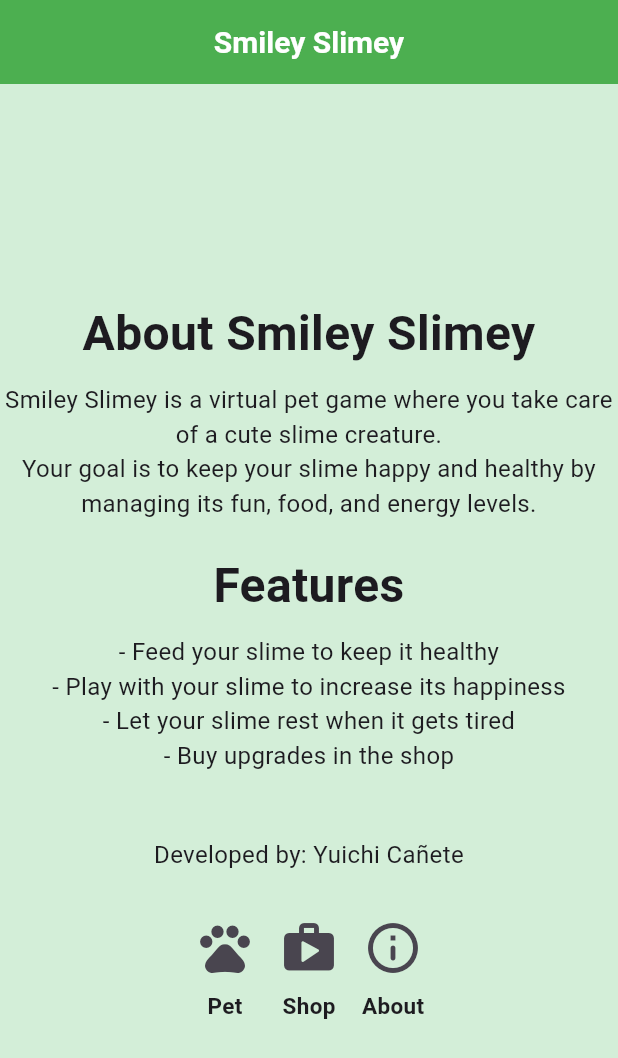
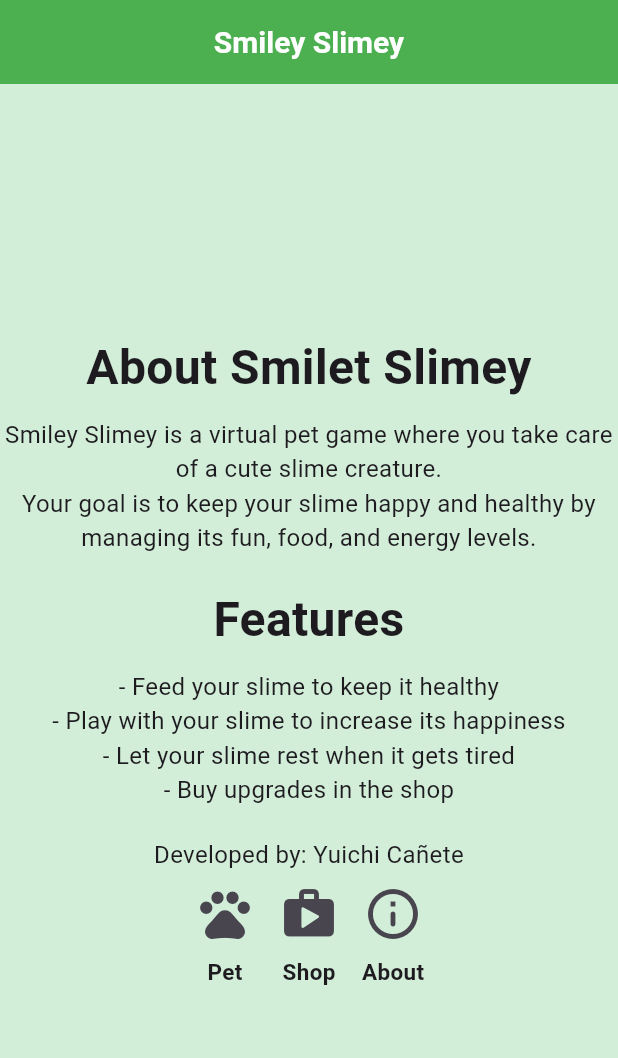
Before and after one commit to YuichiCanete/Flutter_Proj_Exam, a Flutter app: the screen it shows after launch, after a tap on "Play", after a tap on "Rest", after a tap on the "info outline" icon, on a phone screen of 412 x 824 dp. Shown: the top 1058 px of the screen. Run offline on Flutter 3.47's test engine with Material 3 defaults, Android fonts, the phone set to English and light mode, and no system bars; our stand-ins replace flutter_hooks.

Commit message:
Add: TextBuilder on about screen, PetData updated, Improved Nav

```diff
--- a/lib/main.dart
+++ b/lib/main.dart
@@ -81,58 +81,51 @@ class CenterWidget extends StatelessWidget {
 class NavBar extends StatelessWidget {
   const NavBar({super.key});
 
+  Widget nav({
+    required BuildContext context,
+    required String route,
+    required IconData icon,
+    required String text,
+  }) {
+    return Column(
+      children: [
+        IconButton(
+          onPressed: () => Navigator.pushNamed(context, route),
+          icon: Icon(icon),
+          iconSize: 40,
+        ),
+        Text(
+          text,
+          style: const TextStyle(fontSize: 15, fontWeight: FontWeight.bold),
+        ),
+      ],
+    );
+  }
+
   @override
   Widget build(BuildContext context) {
     return Row(
       mainAxisAlignment: MainAxisAlignment.center,
       children: [
-        Column(
-          children: [
-            IconButton(
-              onPressed: navigate(context: context, route: '/game-screen'),
-              icon: const Icon(Icons.pets_rounded),
-              iconSize: 40,
-            ),
-            const Text(
-              'Pet',
-              style: TextStyle(fontSize: 15, fontWeight: FontWeight.bold),
-            ),
-          ],
+        nav(
+          context: context,
+          route: '/game-screen',
+          icon: Icons.pets_rounded,
+          text: 'Pet',
         ),
-        Column(
-          children: [
-            IconButton(
-              onPressed: navigate(context: context, route: '/shop-screen'),
-              icon: const Icon(Icons.shop_rounded),
-              iconSize: 40,
-            ),
-            const Text(
-              'Shop',
-              style: TextStyle(fontSize: 15, fontWeight: FontWeight.bold),
-            ),
-          ],
+        nav(
+          context: context,
+          route: '/shop-screen',
+          icon: Icons.shop_rounded,
+          text: 'Shop',
         ),
-        Column(
-          children: [
-            IconButton(
-              onPressed: navigate(context: context, route: '/about-screen'),
-              icon: const Icon(Icons.info_outline_rounded),
-              iconSize: 40,
-            ),
-            const Text(
-              'About',
-              style: TextStyle(fontSize: 15, fontWeight: FontWeight.bold),
-            ),
-          ],
+        nav(
+          context: context,
+          route: '/about-screen',
+          icon: Icons.info_outline_rounded,
+          text: 'About',
         ),
       ],
     );
   }
 }
-
-void Function() navigate(
-    {required BuildContext context, required String route}) {
-  return () {
-    Navigator.pushNamed(context, route);
-  };
-}
--- a/lib/pages/about_screen.dart
+++ b/lib/pages/about_screen.dart
@@ -3,47 +3,52 @@ import 'package:flutter/material.dart';
 const smallText = TextStyle(
   fontSize: 16,
 );
-const titleText = TextStyle(fontSize: 32, fontWeight: FontWeight.bold);
+const titleText = TextStyle(
+  fontSize: 32,
+  fontWeight: FontWeight.bold,
+);
 
 class AboutScreen extends StatelessWidget {
   const AboutScreen({super.key});
-
   @override
   Widget build(BuildContext context) {
-    return const Column(children: [
-      Text(
-        'About Smiley Slimey',
-        style: titleText,
-        textAlign: TextAlign.center,
-      ),
-      SizedBox(height: 10),
-      Text(
-        'Smiley Slimey is a virtual pet game where you take care of a cute slime creature. \n'
-        'Your goal is to keep your slime happy and healthy by managing its fun, food, and energy levels.',
-        style: smallText,
-        textAlign: TextAlign.center,
-      ),
-      SizedBox(height: 20),
-      Text(
-        'Features',
-        style: titleText,
-        textAlign: TextAlign.center,
-      ),
-      SizedBox(height: 10,),
-      Text(
-        '- Feed your slime to keep it healthy\n'
-        '- Play with your slime to increase its happiness\n'
-        '- Let your slime rest when it gets tired\n'
-        '- Buy upgrades in the shop\n',
-        style: smallText,
-        textAlign: TextAlign.center,
-      ),
-      SizedBox(height: 20,),
-      Text(
-        'Developed by: Yuichi Cañete\n',
-        style: smallText,
-        textAlign: TextAlign.center,
-      ),
-    ]);
+    TextBuilder aboutDetails = TextBuilder()
+      ..addText(text: 'About Smilet Slimey', textStyle: titleText,)
+      ..addSpace(10)
+      ..addText(text: 'Smiley Slimey is a virtual pet game where you take care of a cute slime creature.')
+      ..addText(text: 'Your goal is to keep your slime happy and healthy by managing its fun, food, and energy levels.')
+      ..addSpace(20)
+      ..addText(text: 'Features', textStyle: titleText)
+      ..addSpace(10)
+      ..addText(text: '- Feed your slime to keep it healthy')
+      ..addText(text: '- Play with your slime to increase its happiness')
+      ..addText(text: '- Let your slime rest when it gets tired')
+      ..addText(text: '- Buy upgrades in the shop')
+      ..addSpace(20)
+      ..addText(text: 'Developed by: Yuichi Cañete')
+    ;
+    return Column(children: aboutDetails.build());
   }
 }
+
+class TextBuilder {
+  final List<Widget> widgets = [];
+
+  void addText({required String text, TextStyle textStyle = smallText}) {
+    widgets.add(Text(
+      text,
+      style: textStyle,
+      textAlign: TextAlign.center,
+    ));
+  }
+
+  void addSpace([double space = 20]) {
+    widgets.add(SizedBox(
+      height: space,
+    ));
+  }
+
+  List<Widget> build(){
+    return widgets;
+  }
+}
--- a/lib/pages/game_screen.dart
+++ b/lib/pages/game_screen.dart
@@ -21,10 +21,11 @@ class GameScreen extends HookWidget {
       }
     }
 
-    Widget petAction(
-        {required IconData icon,
-        required String actionText,
-        required Function callback}) {
+    Widget petAction({
+      required IconData icon,
+      required String actionText,
+      required Function callback,
+    }) {
       return Container(
         margin: const EdgeInsets.all(5),
         child: ElevatedButton.icon(
--- a/lib/pet_data.dart
+++ b/lib/pet_data.dart
@@ -5,10 +5,14 @@ class PetData extends ChangeNotifier {
   int food;
   int energy;
 
-  PetData({this.fun = 75, this.food = 75, this.energy = 75});
+  PetData({
+    this.fun = 50,
+    this.food = 50,
+    this.energy = 50,
+  });
 
   void feed() {
-    if ((energy - 3) > 0){
+    if ((energy - 3) > 0) {
       food += 5;
       energy -= 3;
       notifyListeners();
@@ -16,18 +20,16 @@ class PetData extends ChangeNotifier {
   }
 
   void play() {
-    if ((energy - 3) > 0 && (food - 3) > 0) {
+    if ((energy - 3) > 0) {
       fun += 5;
       energy -= 3;
-      food -= 3;
       notifyListeners();
     }
   }
 
   void rest() {
-    if ((food - 3) > 0 && (fun - 3) > 0){
+    if ((fun - 3) > 0) {
       energy += 5;
-      food -= 3;
       fun -= 3;
       notifyListeners();
     }
```
